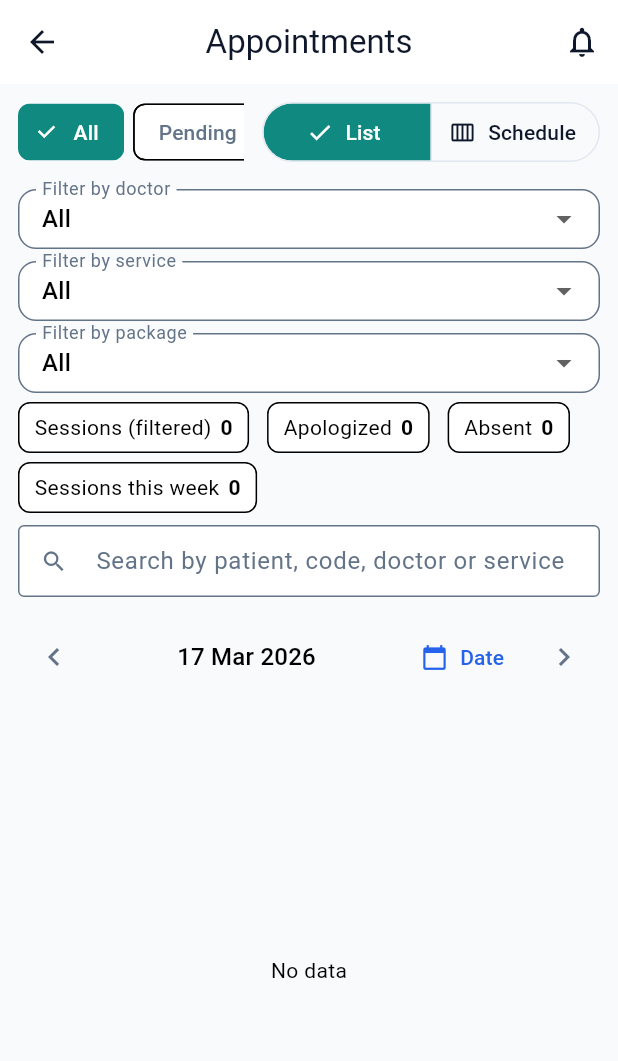
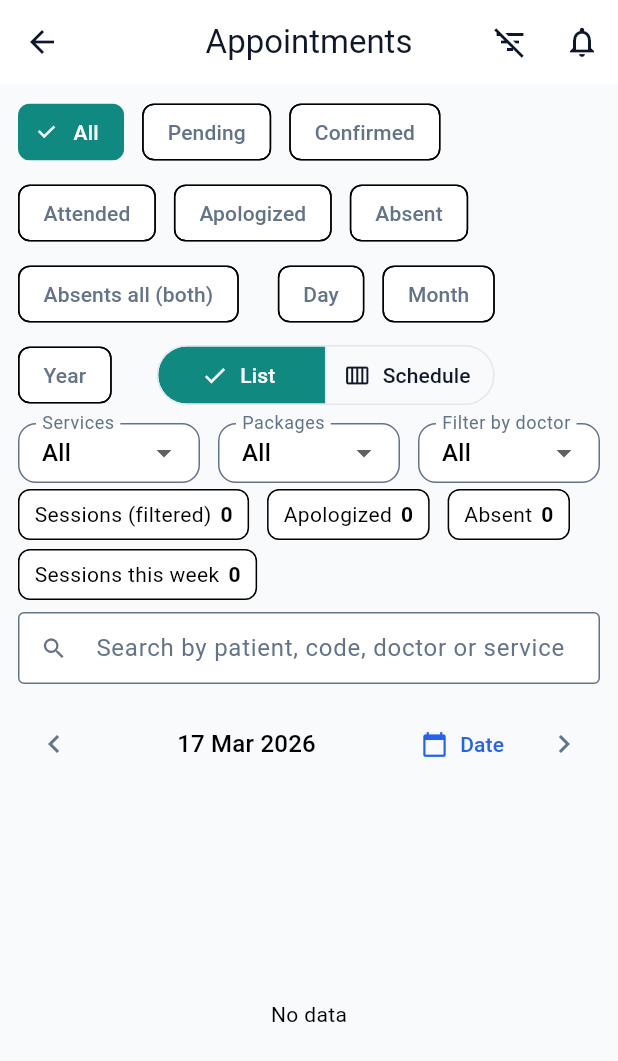
Before and after one commit to faroukahmed74/awda_center, a Flutter app: the AppointmentsScreen screen opened by its route, on a phone screen of 412 x 824 dp. Shown: the top 1061 px of the screen. Run offline on Flutter 3.47's test engine with Material 3 defaults, Android fonts, the phone set to English and light mode, and no system bars; our stand-ins replace cloud_firestore, cloud_functions, file_picker, firebase_auth, firebase_core, firebase_messaging and 10 more; missing offline and left inert: dart:html, excel; accounts and stored records are empty; generated files the repository leaves out were written again; project files that could hold a hidden picture were left out.

Commit message:
Appointments: service/package/doctor filters, responsive header, show/hide filters button
Made-with: Cursor

```diff
--- a/lib/l10n/app_localizations.dart
+++ b/lib/l10n/app_localizations.dart
@@ -130,8 +130,6 @@ class AppLocalizations {
   String get previousDay => _map['previousDay']!;
   String get nextDay => _map['nextDay']!;
   String get filterByDoctor => _map['filterByDoctor']!;
-  String get filterByService => _map['filterByService']!;
-  String get filterByPackage => _map['filterByPackage']!;
   String get incomeByDoctor => _map['incomeByDoctor']!;
   String get expenseByDoctor => _map['expenseByDoctor']!;
   String get paidByDoctor => _map['paidByDoctor']!;
@@ -142,6 +140,8 @@ class AppLocalizations {
   String get extraSlot => _map['extraSlot']!;
   String get scheduleView => _map['scheduleView']!;
   String get listView => _map['listView']!;
+  String get showFilters => _map['showFilters']!;
+  String get hideFilters => _map['hideFilters']!;
   String get slotFull => _map['slotFull']!;
   String get roomTimeConflict => _map['roomTimeConflict']!;
   String get doctorTimeConflict => _map['doctorTimeConflict']!;
@@ -463,8 +463,6 @@ class AppLocalizations {
     'previousDay': 'Previous day',
     'nextDay': 'Next day',
     'filterByDoctor': 'Filter by doctor',
-    'filterByService': 'Filter by service',
-    'filterByPackage': 'Filter by package',
     'incomeByDoctor': 'Income by doctor',
     'expenseByDoctor': 'Expense by doctor',
     'paidByDoctor': 'Paid by (doctor)',
@@ -475,6 +473,8 @@ class AppLocalizations {
     'extraSlot': 'Extra slot (optional)',
     'scheduleView': 'Schedule',
     'listView': 'List',
+    'showFilters': 'Show filters',
+    'hideFilters': 'Hide filters',
     'slotFull': 'This time slot is full (max 3 sessions + 1 extra).',
     'roomTimeConflict': 'This room is already booked for an appointment in this time range.',
     'doctorTimeConflict': 'This doctor already has an appointment at the selected date and time. Please choose another time.',
@@ -802,8 +802,6 @@ class AppLocalizations {
     'previousDay': 'اليوم السابق',
     'nextDay': 'اليوم التالي',
     'filterByDoctor': 'تصفية حسب الطبيب',
-    'filterByService': 'تصفية حسب الخدمة',
-    'filterByPackage': 'تصفية حسب الباقة',
     'incomeByDoctor': 'الدخل حسب الطبيب',
     'expenseByDoctor': 'المصروفات حسب الطبيب',
     'paidByDoctor': 'مدفوع من (الطبيب)',
@@ -814,6 +812,8 @@ class AppLocalizations {
     'extraSlot': 'جلسة إضافية (اختياري)',
     'scheduleView': 'الجدول',
     'listView': 'قائمة',
+    'showFilters': 'إظهار الفلاتر',
+    'hideFilters': 'إخفاء الفلاتر',
     'slotFull': 'هذا الموعد ممتلئ (٣ جلسات + ١ إضافية).',
     'roomTimeConflict': 'هذه الغرفة محجوزة بالفعل لموعد في هذا التوقيت.',
     'doctorTimeConflict': 'هذا الطبيب لديه موعد بالفعل في التاريخ والوقت المحدد. يرجى اختيار وقت آخر.',
--- a/lib/screens/appointments/appointments_screen.dart
+++ b/lib/screens/appointments/appointments_screen.dart
@@ -39,13 +39,15 @@ class _AppointmentsScreenState extends State<AppointmentsScreen> {
   int? _filterMonth; // 1-12 when _filterYear is set
   /// Filter by doctor (appointments for this doctor only). Combines with status, date, and search.
   String? _filterDoctorId;
-  /// Filter by service (appointment's services list contains this display name).
-  String? _filterServiceName;
-  /// Filter by package (appointment.packageId equals this id).
+  /// Optional filter by main service.
+  String? _filterServiceId;
+  /// Optional filter by linked package.
   String? _filterPackageId;
   bool _scheduleView = false;
   DateTime _scheduleDate = DateTime.now();
   List<PackageModel> _packages = [];
+  /// When false, status/date row, service/package/doctor dropdowns, and count chips are hidden; search and list/schedule fill the screen.
+  bool _filtersVisible = true;
   StreamSubscription<QuerySnapshot<Map<String, dynamic>>>? _subscription;
 
   /// 24-hour schedule: time slots every 30 min from 00:00 to 23:30.
@@ -839,8 +841,13 @@ class _AppointmentsScreenState extends State<AppointmentsScreen> {
     if (_filterDoctorId != null && _filterDoctorId!.isNotEmpty) {
       out = out.where((a) => a.doctorId == _filterDoctorId).toList();
     }
-    if (_filterServiceName != null && _filterServiceName!.isNotEmpty) {
-      out = out.where((a) => a.services.any((s) => s == _filterServiceName)).toList();
+    if (_filterServiceId != null && _filterServiceId!.isNotEmpty && cache.services.isNotEmpty) {
+      final service = cache.services.firstWhere(
+        (s) => s.id == _filterServiceId,
+        orElse: () => cache.services.first,
+      );
+      final serviceName = service.displayName.toLowerCase();
+      out = out.where((a) => a.services.any((s) => s.toLowerCase() == serviceName)).toList();
     }
     if (_filterPackageId != null && _filterPackageId!.isNotEmpty) {
       out = out.where((a) => a.packageId == _filterPackageId).toList();
@@ -883,8 +890,13 @@ class _AppointmentsScreenState extends State<AppointmentsScreen> {
     if (_filterDoctorId != null && _filterDoctorId!.isNotEmpty) {
       out = out.where((a) => a.doctorId == _filterDoctorId).toList();
     }
-    if (_filterServiceName != null && _filterServiceName!.isNotEmpty) {
-      out = out.where((a) => a.services.any((s) => s == _filterServiceName)).toList();
+    if (_filterServiceId != null && _filterServiceId!.isNotEmpty && cache.services.isNotEmpty) {
+      final service = cache.services.firstWhere(
+        (s) => s.id == _filterServiceId,
+        orElse: () => cache.services.first,
+      );
+      final serviceName = service.displayName.toLowerCase();
+      out = out.where((a) => a.services.any((s) => s.toLowerCase() == serviceName)).toList();
     }
     if (_filterPackageId != null && _filterPackageId!.isNotEmpty) {
       out = out.where((a) => a.packageId == _filterPackageId).toList();
@@ -934,6 +946,11 @@ class _AppointmentsScreenState extends State<AppointmentsScreen> {
           title: Text(l10n.appointments),
           leading: IconButton(icon: const Icon(Icons.arrow_back), onPressed: () { if (context.canPop()) context.pop(); else context.go('/dashboard'); }),
           actions: [
+            IconButton(
+              icon: Icon(_filtersVisible ? Icons.filter_list_off : Icons.filter_list),
+              tooltip: _filtersVisible ? l10n.hideFilters : l10n.showFilters,
+              onPressed: () => setState(() => _filtersVisible = !_filtersVisible),
+            ),
             const NotificationsButton(),
             if (canUpdate)
               IconButton(
@@ -960,32 +977,15 @@ class _AppointmentsScreenState extends State<AppointmentsScreen> {
         body: Column(
           crossAxisAlignment: CrossAxisAlignment.stretch,
           children: [
-            Padding(
-              padding: EdgeInsets.symmetric(
-                horizontal: ResponsivePadding.horizontal(context).left,
-                vertical: 8,
-              ),
-              child: Row(
-                children: [
-                  Expanded(
-                    child: SingleChildScrollView(
-                      scrollDirection: Axis.horizontal,
-                      child: Row(
-                        mainAxisSize: MainAxisSize.min,
-                        children: [
-                          Padding(
-                            padding: const EdgeInsets.only(right: 6),
-                            child: FilterChip(
-                              label: Text(l10n.filterAll),
-                              selected: _statusFilter == null && _filterDoctorId == null && _filterServiceName == null && _filterPackageId == null,
-                              onSelected: (_) => setState(() {
-                                _statusFilter = null;
-                                _filterDoctorId = null;
-                                _filterServiceName = null;
-                                _filterPackageId = null;
-                              }),
-                            ),
-                          ),
+            if (_filtersVisible) ...[
+              // Status + date + list/schedule row — responsive: wrap on narrow, scroll on wide
+              LayoutBuilder(
+                builder: (context, constraints) {
+                  final width = constraints.maxWidth;
+                  final useWrap = width < Breakpoint.tablet;
+                  final padding = EdgeInsets.symmetric(horizontal: ResponsivePadding.horizontal(context).left, vertical: 8);
+                  final chipsRow = [
+                    Padding(padding: const EdgeInsets.only(right: 6), child: FilterChip(label: Text(l10n.filterAll), selected: _statusFilter == null && _filterDoctorId == null, onSelected: (_) => setState(() { _statusFilter = null; _filterDoctorId = null; }))),
                     Padding(padding: const EdgeInsets.only(right: 6), child: FilterChip(label: Text(l10n.pending), selected: _statusFilter == AppointmentStatus.pending, onSelected: (_) => setState(() => _statusFilter = AppointmentStatus.pending))),
                     Padding(padding: const EdgeInsets.only(right: 6), child: FilterChip(label: Text(l10n.confirmed), selected: _statusFilter == AppointmentStatus.confirmed, onSelected: (_) => setState(() => _statusFilter = AppointmentStatus.confirmed))),
                     Padding(padding: const EdgeInsets.only(right: 6), child: FilterChip(label: Text(l10n.attended), selected: _statusFilter == AppointmentStatus.completed, onSelected: (_) => setState(() => _statusFilter = AppointmentStatus.completed))),
@@ -1036,31 +1036,83 @@ class _AppointmentsScreenState extends State<AppointmentsScreen> {
                         },
                       ),
                     ),
-                        ],
-                      ),
-                    ),
-                  ),
+                    const SizedBox(width: 8),
                     Padding(
-                    padding: EdgeInsets.only(left: ResponsivePadding.horizontal(context).left),
+                      padding: const EdgeInsets.only(left: 4),
                       child: SegmentedButton<bool>(
-                      segments: [
-                        ButtonSegment(value: false, label: Text(l10n.listView), icon: const Icon(Icons.list)),
-                        ButtonSegment(value: true, label: Text(l10n.scheduleView), icon: const Icon(Icons.calendar_view_week)),
-                      ],
+                        segments: [ButtonSegment(value: false, label: Text(l10n.listView), icon: const Icon(Icons.list)), ButtonSegment(value: true, label: Text(l10n.scheduleView), icon: const Icon(Icons.calendar_view_week))],
                         selected: {_scheduleView},
                         onSelectionChanged: (s) => setState(() => _scheduleView = s.first),
                       ),
                     ),
+                  ];
+                  if (useWrap) {
+                    return Padding(
+                      padding: padding,
+                      child: Wrap(
+                        spacing: 6,
+                        runSpacing: 6,
+                        crossAxisAlignment: WrapCrossAlignment.center,
+                        children: chipsRow,
+                      ),
+                    );
+                  }
+                  return SingleChildScrollView(
+                    scrollDirection: Axis.horizontal,
+                    padding: padding,
+                    child: Row(children: chipsRow),
+                  );
+                },
+              ),
+              // Services / packages / doctor dropdowns — responsive width
+              LayoutBuilder(
+                builder: (context, constraints) {
+                  final w = constraints.maxWidth;
+                  final padding = ResponsivePadding.horizontal(context).left * 2;
+                  final count = _showDoctorFilter(context) ? 3 : 2;
+                  final available = w - padding - 12.0 * (count - 1);
+                  final dropdownWidth = (available / count).clamp(120.0, 260.0);
+                  return Padding(
+                    padding: EdgeInsets.fromLTRB(ResponsivePadding.horizontal(context).left, 0, ResponsivePadding.horizontal(context).right, 4),
+                    child: Wrap(
+                      spacing: 12,
+                      runSpacing: 8,
+                      crossAxisAlignment: WrapCrossAlignment.center,
+                      children: [
+                        SizedBox(
+                          width: dropdownWidth,
+                          child: DropdownButtonFormField<String?>(
+                            value: _filterServiceId,
+                            decoration: InputDecoration(
+                              labelText: l10n.services,
+                              isDense: true,
+                              contentPadding: const EdgeInsets.symmetric(horizontal: 12, vertical: 8),
+                            ),
+                            items: [
+                              DropdownMenuItem<String?>(value: null, child: Text(l10n.filterAll)),
+                              ...cache.services.map((s) => DropdownMenuItem<String?>(value: s.id, child: Text(s.displayName, overflow: TextOverflow.ellipsis))),
                             ],
+                            onChanged: (v) => setState(() => _filterServiceId = v),
                           ),
                         ),
-            LayoutBuilder(
-              builder: (context, constraints) {
-                final isNarrow = constraints.maxWidth < Breakpoint.mobile;
-                final dropdownWidth = isNarrow ? double.infinity : 180.0;
-                final padding = ResponsivePadding.horizontal(context);
-                final dropdownPadding = EdgeInsets.symmetric(horizontal: padding.left, vertical: 6);
-                Widget doctorDropdown() => SizedBox(
+                        SizedBox(
+                          width: dropdownWidth,
+                          child: DropdownButtonFormField<String?>(
+                            value: _filterPackageId,
+                            decoration: InputDecoration(
+                              labelText: l10n.packages,
+                              isDense: true,
+                              contentPadding: const EdgeInsets.symmetric(horizontal: 12, vertical: 8),
+                            ),
+                            items: [
+                              DropdownMenuItem<String?>(value: null, child: Text(l10n.filterAll)),
+                              ..._packages.map((p) => DropdownMenuItem<String?>(value: p.id, child: Text(p.displayName, overflow: TextOverflow.ellipsis))),
+                            ],
+                            onChanged: (v) => setState(() => _filterPackageId = v),
+                          ),
+                        ),
+                        if (_showDoctorFilter(context))
+                          SizedBox(
                             width: dropdownWidth,
                             child: DropdownButtonFormField<String?>(
                               value: _filterDoctorId,
@@ -1071,108 +1123,25 @@ class _AppointmentsScreenState extends State<AppointmentsScreen> {
                               ),
                               items: [
                                 DropdownMenuItem<String?>(value: null, child: Text(l10n.filterAll)),
-                      ...cache.doctors.map((d) => DropdownMenuItem<String?>(
-                        value: d.id,
-                        child: Text(cache.userName(d.userId) ?? d.displayName ?? d.id, overflow: TextOverflow.ellipsis),
-                      )),
+                                ...cache.doctors.map((d) => DropdownMenuItem<String?>(value: d.id, child: Text(cache.userName(d.userId) ?? d.displayName ?? d.id, overflow: TextOverflow.ellipsis))),
                               ],
                               onChanged: (v) => setState(() => _filterDoctorId = v),
                             ),
-                );
-                Widget serviceDropdown() => SizedBox(
-                  width: dropdownWidth,
-                  child: DropdownButtonFormField<String?>(
-                    value: _filterServiceName,
-                    decoration: InputDecoration(
-                      labelText: l10n.filterByService,
-                      isDense: true,
-                      contentPadding: const EdgeInsets.symmetric(horizontal: 12, vertical: 8),
-                    ),
-                    items: [
-                      DropdownMenuItem<String?>(value: null, child: Text(l10n.filterAll)),
-                      ...cache.services.map((s) => DropdownMenuItem<String?>(
-                        value: s.displayName,
-                        child: Text(s.displayName, overflow: TextOverflow.ellipsis),
-                      )),
-                      if (_filterServiceName != null &&
-                          !cache.services.any((s) => s.displayName == _filterServiceName))
-                        DropdownMenuItem<String?>(
-                          value: _filterServiceName,
-                          child: Text(_filterServiceName!, overflow: TextOverflow.ellipsis),
                           ),
                       ],
-                    onChanged: (v) => setState(() => _filterServiceName = v),
-                  ),
-                );
-                Widget packageDropdown() => SizedBox(
-                  width: dropdownWidth,
-                  child: DropdownButtonFormField<String?>(
-                    value: _filterPackageId,
-                    decoration: InputDecoration(
-                      labelText: l10n.filterByPackage,
-                      isDense: true,
-                      contentPadding: const EdgeInsets.symmetric(horizontal: 12, vertical: 8),
-                    ),
-                    items: [
-                      DropdownMenuItem<String?>(value: null, child: Text(l10n.filterAll)),
-                      ..._packages.map((p) => DropdownMenuItem<String?>(
-                        value: p.id,
-                        child: Text(p.displayName, overflow: TextOverflow.ellipsis),
-                      )),
-                      if (_filterPackageId != null && !_packages.any((p) => p.id == _filterPackageId))
-                        DropdownMenuItem<String?>(
-                          value: _filterPackageId,
-                          child: Text(_filterPackageId!, overflow: TextOverflow.ellipsis),
-                        ),
-                    ],
-                    onChanged: (v) => setState(() => _filterPackageId = v),
-                  ),
-                );
-                if (isNarrow) {
-                  return Padding(
-                    padding: dropdownPadding,
-                    child: Column(
-                      crossAxisAlignment: CrossAxisAlignment.stretch,
-                      mainAxisSize: MainAxisSize.min,
-                      children: [
-                        if (_showDoctorFilter(context)) doctorDropdown(),
-                        if (_showDoctorFilter(context)) const SizedBox(height: 8),
-                        serviceDropdown(),
-                        const SizedBox(height: 8),
-                        packageDropdown(),
-                      ],
-                    ),
-                  );
-                }
-                return Padding(
-                  padding: dropdownPadding,
-                  child: SingleChildScrollView(
-                    scrollDirection: Axis.horizontal,
-                    child: Row(
-                      mainAxisSize: MainAxisSize.min,
-                      children: [
-                        if (_showDoctorFilter(context)) ...[
-                          doctorDropdown(),
-                          const SizedBox(width: 12),
-                        ],
-                        serviceDropdown(),
-                        const SizedBox(width: 12),
-                        packageDropdown(),
-                      ],
-                    ),
                     ),
                   );
                 },
               ),
+              // Count chips row
               Builder(
                 builder: (context) {
                   final filtered = _displayList(cache);
                   final weekList = _displayListForWeek(cache);
                   final absentWithCauseCount = filtered.where((a) => a.status == AppointmentStatus.absentWithCause).length;
                   final absentWithoutCauseCount = filtered.where((a) => a.status == AppointmentStatus.absentWithoutCause || a.status == AppointmentStatus.noShow).length;
-                final padding = ResponsivePadding.horizontal(context);
                   return Padding(
-                  padding: EdgeInsets.fromLTRB(padding.left, 0, padding.right, 8),
+                    padding: EdgeInsets.fromLTRB(ResponsivePadding.horizontal(context).left, 0, ResponsivePadding.horizontal(context).right, 8),
                     child: Wrap(
                       spacing: 12,
                       runSpacing: 6,
@@ -1186,6 +1155,7 @@ class _AppointmentsScreenState extends State<AppointmentsScreen> {
                   );
                 },
               ),
+            ],
             Padding(
               padding: EdgeInsets.fromLTRB(ResponsivePadding.horizontal(context).left, 0, ResponsivePadding.horizontal(context).right, 8),
               child: TextField(
```
Lines whose indentation alone changed are shown as unchanged.
